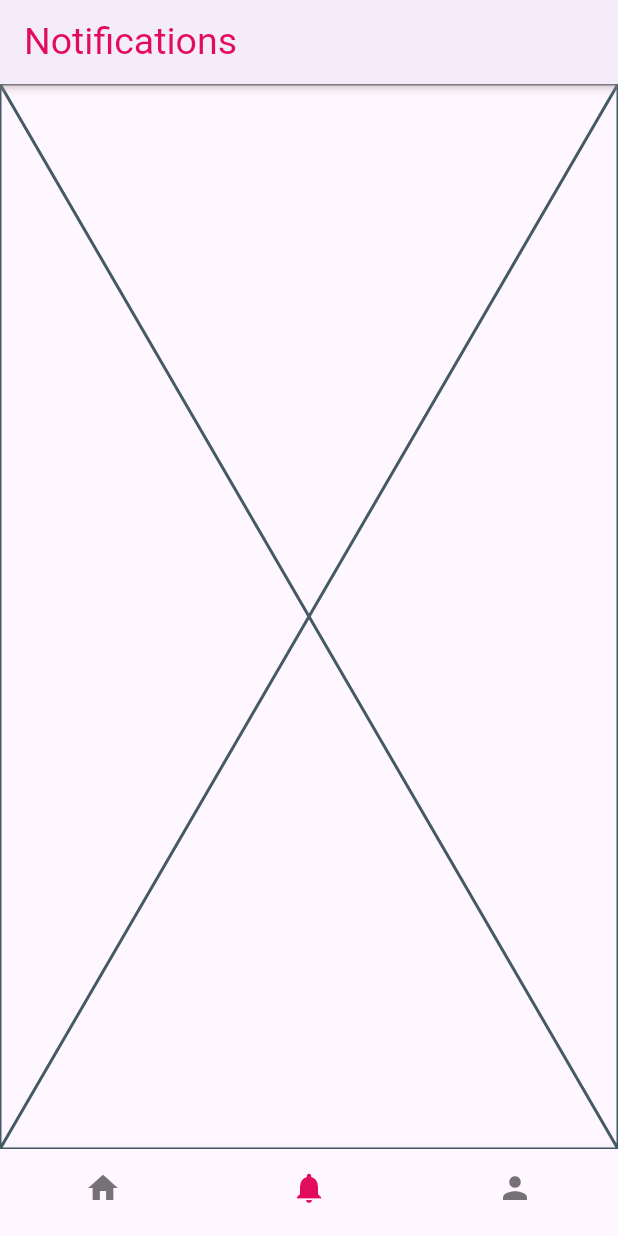
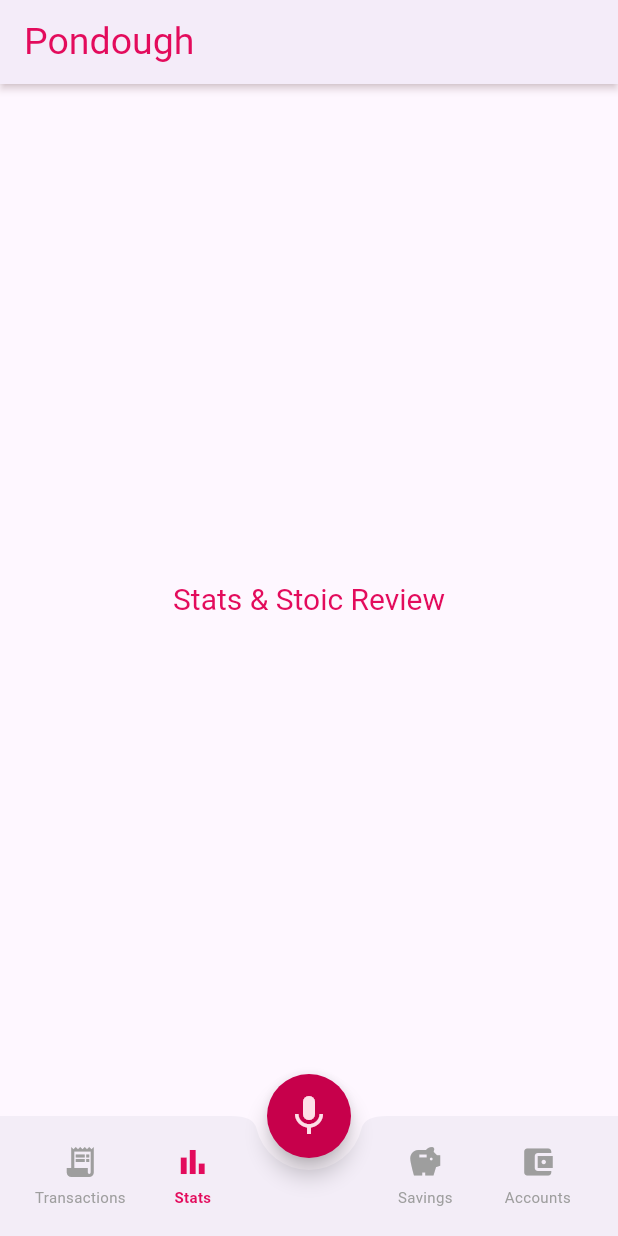
Before and after one commit to ArjTheProgrammer/pondough-mobile, a Flutter app: the screen it shows after launch, item 2 of the bottom bar chosen, on a phone screen of 412 x 824 dp. Run offline on Flutter 3.47's test engine with Material 3 defaults, Android fonts, the phone set to English and light mode, and no system bars; our stand-ins replace flutter_screenutil; Roboto replaces fonts that are missing (Klavika).

Commit message:
feat: Add navigations and placeholder screens
- add navigations for the main screens
- used floatingactionbutton for the mimicry of the centerdock qr of gcash
- add the screens for the different navigations with only placeholders

```diff
--- a/lib/main.dart
+++ b/lib/main.dart
@@ -18,7 +18,7 @@ class MainApp extends StatelessWidget {
       builder: (_, child) {
         return MaterialApp(
           debugShowCheckedModeBanner: false,
-          title: 'Facebook Replication',
+          title: 'Pondough',
           initialRoute: '/home',
           routes: {
             '/home': (context) => const HomeScreen(),
--- /dev/null
+++ b/lib/screens/accounts_screen.dart
@@ -0,0 +1,20 @@
+import 'package:flutter/material.dart';
+import 'package:flutter_screenutil/flutter_screenutil.dart';
+import '../constants.dart';
+import '../widgets/custom_font.dart';
+
+class AccountsScreen extends StatelessWidget {
+  const AccountsScreen({super.key});
+
+  @override
+  Widget build(BuildContext context) {
+    return Center(
+      child: CustomFont(
+        text: 'Accounts & Debt Center',
+        fontSize: ScreenUtil().setSp(20),
+        color: FB_PRIMARY,
+        fontFamily: 'Klavika',
+      ),
+    );
+  }
+}
--- /dev/null
+++ b/lib/screens/agent_screen.dart
@@ -0,0 +1,20 @@
+import 'package:flutter/material.dart';
+import 'package:flutter_screenutil/flutter_screenutil.dart';
+import '../constants.dart';
+import '../widgets/custom_font.dart';
+
+class AgentScreen extends StatelessWidget {
+  const AgentScreen({super.key});
+
+  @override
+  Widget build(BuildContext context) {
+    return Center(
+      child: CustomFont(
+        text: 'Agent/Voice AI Hub',
+        fontSize: ScreenUtil().setSp(20),
+        color: FB_PRIMARY,
+        fontFamily: 'Klavika',
+      ),
+    );
+  }
+}
--- a/lib/screens/home_screen.dart
+++ b/lib/screens/home_screen.dart
@@ -1,12 +1,15 @@
 import 'package:flutter/material.dart';
 import 'package:flutter_screenutil/flutter_screenutil.dart';
 import 'package:pondough_mobile/screens/transaction_screen.dart';
+import 'package:pondough_mobile/screens/stats_screen.dart';
+import 'package:pondough_mobile/screens/agent_screen.dart';
+import 'package:pondough_mobile/screens/savings_screen.dart';
+import 'package:pondough_mobile/screens/accounts_screen.dart';
 import '../constants.dart';
 import '../widgets/custom_font.dart';
 
 class HomeScreen extends StatefulWidget {
-  final String? username;
-  const HomeScreen({super.key, this.username});
+  const HomeScreen({super.key});
 
   @override
   State<HomeScreen> createState() => _HomeState();
@@ -14,7 +17,6 @@ class HomeScreen extends StatefulWidget {
 
 class _HomeState extends State<HomeScreen> {
   int _selectedIndex = 0;
-  String title = 'Pondough';
   final PageController _pageController = PageController();
 
   @override
@@ -24,7 +26,7 @@ class _HomeState extends State<HomeScreen> {
         shadowColor: FB_TEXT_COLOR_WHITE,
         elevation: 2,
         title: CustomFont(
-          text: _setTitle(_selectedIndex),
+          text: 'Pondough',
           fontSize: ScreenUtil().setSp(25),
           color: FB_PRIMARY,
           fontFamily: 'Klavika',
@@ -32,29 +34,75 @@ class _HomeState extends State<HomeScreen> {
       ),
       body: PageView(
         controller: _pageController,
-        children: <Widget>[const TransactionScreen()],
+        children: const <Widget>[
+          TransactionScreen(),
+          StatsScreen(),
+          AgentScreen(),
+          SavingsScreen(),
+          AccountsScreen(),
+        ],
         onPageChanged: (page) {
           setState(() {
             _selectedIndex = page;
           });
         },
       ),
+      floatingActionButton: FloatingActionButton(
+        onPressed: () => _onTappedBar(2),
+        backgroundColor: _selectedIndex == 2 ? FB_PRIMARY : FB_SECONDARY,
+        shape: const CircleBorder(),
+        child: Icon(
+          Icons.mic,
+          size: 32,
+          color: FB_TEXT_COLOR_WHITE,
+        ),
+      ),
+      floatingActionButtonLocation: FloatingActionButtonLocation.centerDocked,
+      bottomNavigationBar: BottomAppBar(
+        shape: const CircularNotchedRectangle(),
+        notchMargin: 8.0,
+        child: SizedBox(
+          height: 60.h,
+          child: Row(
+            mainAxisAlignment: MainAxisAlignment.spaceAround,
+            children: [
+              _buildNavItem(Icons.receipt_long, 'Transactions', 0),
+              _buildNavItem(Icons.bar_chart, 'Stats', 1),
+              SizedBox(width: 80.w), // Space for FAB
+              _buildNavItem(Icons.savings, 'Savings', 3),
+              _buildNavItem(Icons.account_balance_wallet, 'Accounts', 4),
+            ],
+          ),
+        ),
+      ),
+    );
+  }
 
-      bottomNavigationBar: BottomNavigationBar(
-        showSelectedLabels: false,
-        showUnselectedLabels: false,
-        onTap: _onTappedBar,
-
-        items: const [
-          BottomNavigationBarItem(icon: Icon(Icons.home), label: 'Home'),
-          BottomNavigationBarItem(
-            icon: Icon(Icons.notifications),
-            label: 'Notifications',
-          ),
-          BottomNavigationBarItem(icon: Icon(Icons.person), label: 'profile'),
-        ],
-        selectedItemColor: FB_PRIMARY,
-        currentIndex: _selectedIndex,
+  Widget _buildNavItem(IconData icon, String label, int index) {
+    final isSelected = _selectedIndex == index;
+    return Expanded(
+      child: InkWell(
+        onTap: () => _onTappedBar(index),
+        child: Column(
+          mainAxisSize: MainAxisSize.min,
+          mainAxisAlignment: MainAxisAlignment.center,
+          children: [
+            Icon(
+              icon,
+              color: isSelected ? FB_PRIMARY : Colors.grey,
+              size: ScreenUtil().setSp(24),
+            ),
+            SizedBox(height: 4.h),
+            Text(
+              label,
+              style: TextStyle(
+                color: isSelected ? FB_PRIMARY : Colors.grey,
+                fontSize: ScreenUtil().setSp(10),
+                fontWeight: isSelected ? FontWeight.bold : FontWeight.normal,
+              ),
+            ),
+          ],
+        ),
       ),
     );
   }
@@ -70,18 +118,6 @@ class _HomeState extends State<HomeScreen> {
     );
   }
 
-  String _setTitle(int value) {
-    if (value == 1) {
-      return 'Notifications';
-    }
-
-    if (value == 2) {
-      return widget.username ?? 'Profile';
-    }
-
-    return 'Conniax';
-  }
-
   @override
   void dispose() {
     _pageController.dispose();
--- /dev/null
+++ b/lib/screens/savings_screen.dart
@@ -0,0 +1,20 @@
+import 'package:flutter/material.dart';
+import 'package:flutter_screenutil/flutter_screenutil.dart';
+import '../constants.dart';
+import '../widgets/custom_font.dart';
+
+class SavingsScreen extends StatelessWidget {
+  const SavingsScreen({super.key});
+
+  @override
+  Widget build(BuildContext context) {
+    return Center(
+      child: CustomFont(
+        text: 'Savings Goals',
+        fontSize: ScreenUtil().setSp(20),
+        color: FB_PRIMARY,
+        fontFamily: 'Klavika',
+      ),
+    );
+  }
+}
--- /dev/null
+++ b/lib/screens/stats_screen.dart
@@ -0,0 +1,20 @@
+import 'package:flutter/material.dart';
+import 'package:flutter_screenutil/flutter_screenutil.dart';
+import '../constants.dart';
+import '../widgets/custom_font.dart';
+
+class StatsScreen extends StatelessWidget {
+  const StatsScreen({super.key});
+
+  @override
+  Widget build(BuildContext context) {
+    return Center(
+      child: CustomFont(
+        text: 'Stats & Stoic Review',
+        fontSize: ScreenUtil().setSp(20),
+        color: FB_PRIMARY,
+        fontFamily: 'Klavika',
+      ),
+    );
+  }
+}
```
